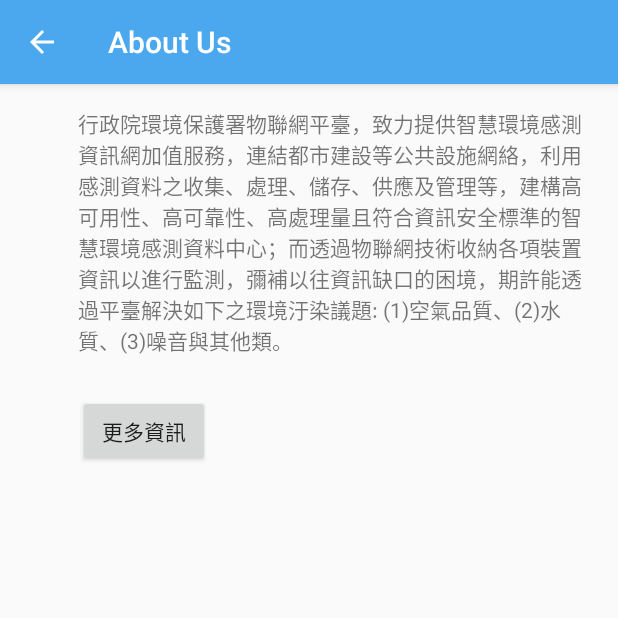
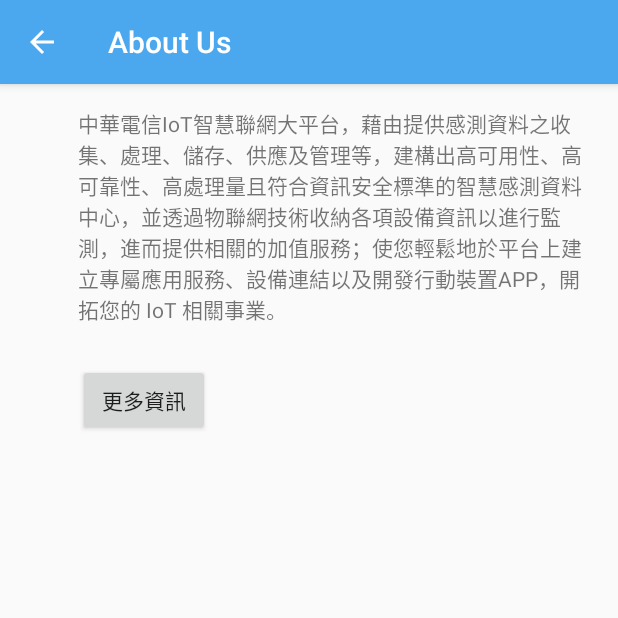
Before and after one commit to yuzheng/android-iot-app, an Android app: the AboutUsActivity screen opened directly, with no data from a screen before it, on a phone screen of 412 x 824 dp, the top half of it. Run offline under Robolectric (Android 15) with nearby library versions, the phone set to English and light mode, and no system bars.

```diff
--- a/app/src/main/res/layout/activity_about_us.xml
+++ b/app/src/main/res/layout/activity_about_us.xml
@@ -19,7 +19,7 @@
         android:layout_alignParentTop="true"
         android:layout_marginLeft="36dp"
         android:layout_marginStart="36dp"
-        android:text="行政院環境保護署物聯網平臺，致力提供智慧環境感測資訊網加值服務，連結都市建設等公共設施網絡，利用感測資料之收集、處理、儲存、供應及管理等，建構高可用性、高可靠性、高處理量且符合資訊安全標準的智慧環境感測資料中心；而透過物聯網技術收納各項裝置資訊以進行監測，彌補以往資訊缺口的困境，期許能透過平臺解決如下之環境汙染議題: (1)空氣品質、(2)水質、(3)噪音與其他類。" />
+        android:text="中華電信IoT智慧聯網大平台，藉由提供感測資料之收集、處理、儲存、供應及管理等，建構出高可用性、高可靠性、高處理量且符合資訊安全標準的智慧感測資料中心，並透過物聯網技術收納各項設備資訊以進行監測，進而提供相關的加值服務；使您輕鬆地於平台上建立專屬應用服務、設備連結以及開發行動裝置APP，開拓您的 IoT 相關事業。" />
 
     <Button
         android:id="@+id/morebutton"
--- a/app/src/main/res/raw/app.json
+++ b/app/src/main/res/raw/app.json
@@ -1,6 +1,6 @@
 {
     "apiServer": "https://iot.cht.com.tw/iot/",
-	"apiKey": "PKXT2XGTMRFK3T9YXT",
+	"apiKey": "",
     "appInfo": {
         "name": "IOT APP",
         "description": null
```
Also changed, not shown: app/src/main/AndroidManifest.xml (+5 -2 lines), app/src/main/java/com/cht/iot/chtiotapp/fragment/SensorFragment.java (+7 -2 lines).
